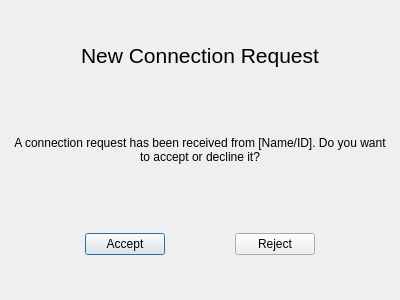
Old version of the form UI/Dialog/Dialog/ConfirmBeConnectDialog/ConfirmBeConnectDialog.ui in the repository XQQYT/XqqytDesktop.
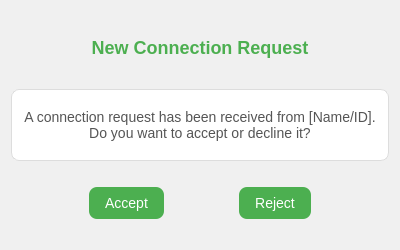
New version of the form.

What changed in the file:
```diff
--- a/UI/Dialog/Dialog/ConfirmBeConnectDialog/ConfirmBeConnectDialog.ui
+++ b/UI/Dialog/Dialog/ConfirmBeConnectDialog/ConfirmBeConnectDialog.ui
@@ -7,20 +7,65 @@
     <x>0</x>
     <y>0</y>
     <width>400</width>
-    <height>300</height>
+    <height>250</height>
    </rect>
   </property>
   <property name="windowTitle">
-   <string>Dialog</string>
+   <string>Connection Request</string>
+  </property>
+  <property name="styleSheet">
+   <string notr="true">
+     QDialog {
+         background-color: #f0f0f0;
+         border-radius: 10px;
+         padding: 20px;
+     }
+
+     QLabel {
+         color: #333333;
+         font-size: 16px;
+     }
+
+     QLabel#label_title {
+         font-size: 18px;
+         font-weight: bold;
+         color: #4CAF50;
+     }
+
+     QLabel#label_content {
+         font-size: 14px;
+         color: #555555;
+         padding: 10px;
+         background-color: #ffffff;
+         border-radius: 8px;
+         border: 1px solid #dddddd;
+     }
+
+     QPushButton {
+         background-color: #4CAF50;
+         color: white;
+         font-size: 14px;
+         border-radius: 8px;
+         padding: 8px 16px;
+         border: none;
+     }
+
+     QPushButton:hover {
+         background-color: #45a049;
+     }
+
+     QPushButton:pressed {
+         background-color: #388e3c;
+     }
+
+     QHBoxLayout {
+         margin-top: 20px;
+     }
+   </string>
   </property>
   <layout class="QGridLayout" name="gridLayout">
    <item row="0" column="0">
     <widget class="QLabel" name="label_title">
-     <property name="font">
-      <font>
-       <pointsize>16</pointsize>
-      </font>
-     </property>
      <property name="text">
       <string>New Connection Request</string>
      </property>
@@ -52,7 +97,7 @@
         </property>
         <property name="sizeHint" stdset="0">
          <size>
-          <width>40</width>
+          <width>50</width>
           <height>20</height>
          </size>
         </property>
@@ -72,7 +117,7 @@
         </property>
         <property name="sizeHint" stdset="0">
          <size>
-          <width>40</width>
+          <width>20</width>
           <height>20</height>
          </size>
         </property>
@@ -92,7 +137,7 @@
         </property>
         <property name="sizeHint" stdset="0">
          <size>
-          <width>40</width>
+          <width>50</width>
           <height>20</height>
          </size>
         </property>
```
